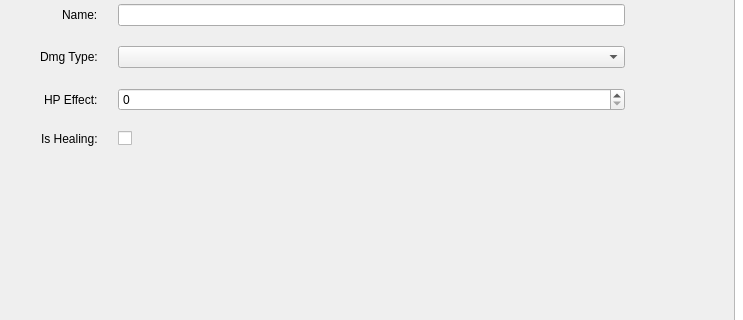
Above: UI_Layouts/editItemForm.ui from 20dj-kws-sdd/tbrpggepp before the change; both pictures show x 0 to 743 and y 115 to 435 of the 1280 by 720 pixel window. Below: the same form after it.
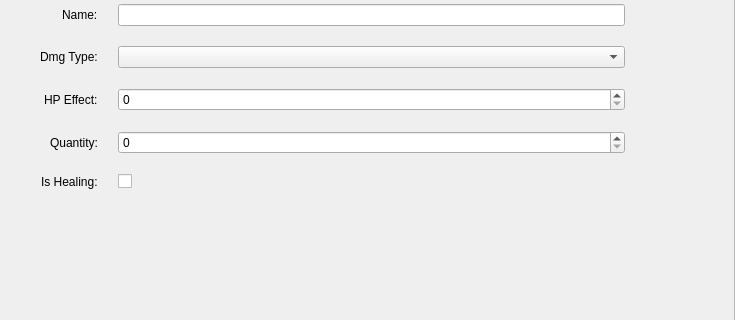
That is the form after the change.

```diff
--- a/UI_Layouts/editItemForm.ui
+++ b/UI_Layouts/editItemForm.ui
@@ -115,6 +115,16 @@
         <item row="1" column="1">
          <widget class="QComboBox" name="cbDmgTypeValue"/>
         </item>
+        <item row="3" column="0">
+         <widget class="QLabel" name="lblQuantity">
+          <property name="text">
+           <string>Quantity:</string>
+          </property>
+         </widget>
+        </item>
+        <item row="3" column="1">
+         <widget class="QSpinBox" name="sbQuantityValue"/>
+        </item>
        </layout>
       </item>
      </layout>
```
